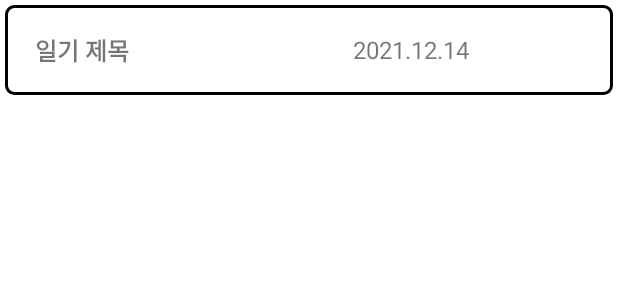
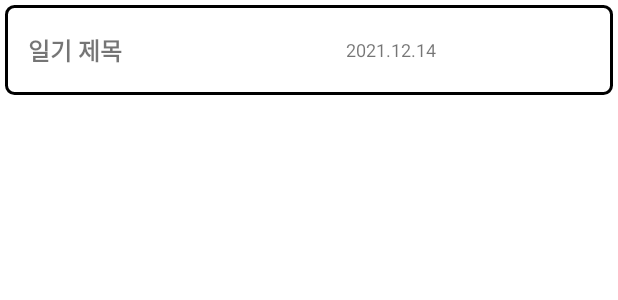
Before and after one commit to Hyeonseok0830/Record-a-day, an Android app: the layout item_record_recycler.xml on its own in the app's theme, with its tools: preview values and no code run, on a phone screen of 412 x 824 dp. Shown: the top 300 px of the screen. Run offline under Robolectric (Android 15) with nearby library versions, the phone set to English and light mode, and no system bars.

Commit message:
로직 정리
- 기록 아이템 날짜별로 정렬 기능 추가
- Preference Android KTX로 변경

```diff
--- a/src_aos/Record_a_Day/app/src/main/java/com/example/record_a_day/data/RecordItem.kt
+++ b/src_aos/Record_a_Day/app/src/main/java/com/example/record_a_day/data/RecordItem.kt
@@ -9,5 +9,7 @@ data class RecordItem (
     @SerializedName("DATE")
     val date:String,
     @SerializedName("WEATHER")
-    val weather:String
+    val weather:String,
+    @SerializedName("COMPAREDATE")
+    val compareDate:Long
     )
--- a/src_aos/Record_a_Day/app/src/main/res/layout/item_record_recycler.xml
+++ b/src_aos/Record_a_Day/app/src/main/res/layout/item_record_recycler.xml
@@ -3,7 +3,7 @@
     android:layout_width="match_parent"
     android:layout_height="60dp"
     android:orientation="horizontal"
-    android:paddingHorizontal="20dp"
+    android:paddingHorizontal="5dp"
     android:paddingVertical="10dp"
     android:layout_marginHorizontal="3dp"
     android:layout_marginVertical="3dp"
@@ -14,6 +14,7 @@
         android:layout_width="180dp"
         android:layout_height="wrap_content"
         android:layout_gravity="center_vertical"
+        android:layout_marginStart="10dp"
         android:textStyle="bold"
         android:textSize="16sp"
         android:ellipsize="end"
@@ -26,11 +27,12 @@
 
     <TextView
         android:id="@+id/record_date"
-        android:layout_width="80dp"
+        android:layout_width="100dp"
         android:layout_height="wrap_content"
         android:layout_gravity="center_vertical"
-        android:layout_marginHorizontal="30dp"
-        android:textSize="16sp"
+        android:gravity="center"
+        android:layout_marginHorizontal="10dp"
+        android:textSize="12sp"
         android:maxLines="1"
         android:text="2021.12.14" />
 
@@ -40,7 +42,7 @@
 
     <ImageView
         android:id="@+id/record_weather"
-        android:layout_width="wrap_content"
+        android:layout_width="30dp"
         android:layout_height="match_parent"
         android:layout_gravity="center_vertical"
         android:scaleType="fitCenter"/>
```
Also changed, not shown: src_aos/Record_a_Day/app/src/main/java/com/example/record_a_day/manager/PreferenceManager.kt (+6 -15 lines), src_aos/Record_a_Day/app/src/main/java/com/example/record_a_day/view/fragment/RecordFragment.kt (+7 -3 lines), src_aos/Record_a_Day/app/src/main/res/layout/record_fragment.xml (+4 -3 lines).
